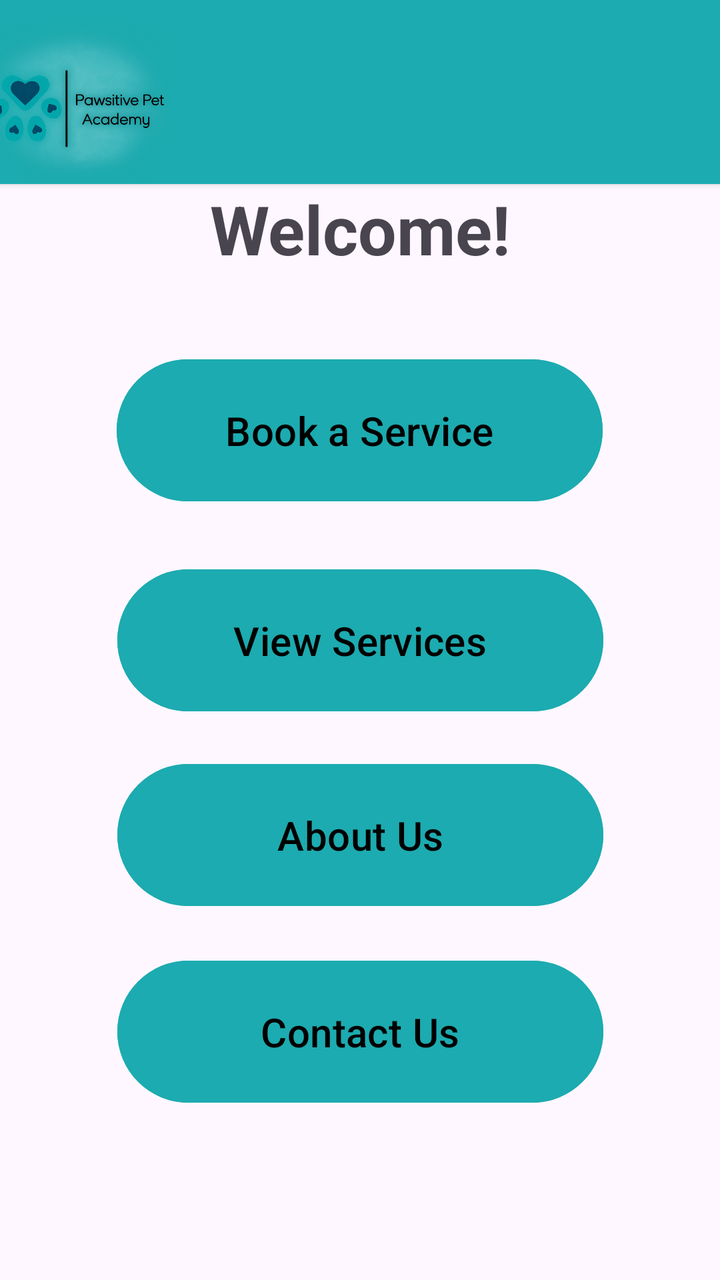
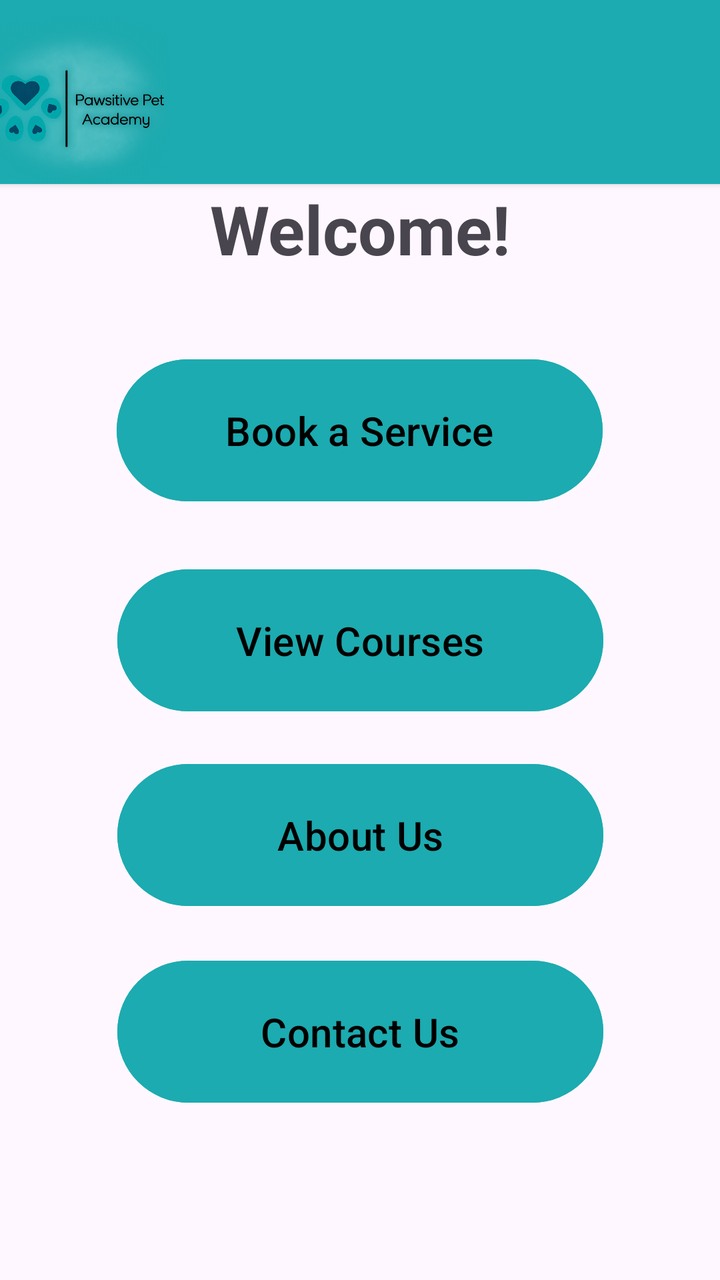

The first picture is an Android layout as it rendered before a commit; the second is the same layout after the commit. The layout source and the unified diff follow.
<!-- AndroidManifest.xml: application theme Theme.PawsitivePets -->
<!-- res/layout/activity_home_page.xml -->
<?xml version="1.0" encoding="utf-8"?>
<androidx.constraintlayout.widget.ConstraintLayout xmlns:android="http://schemas.android.com/apk/res/android"
    xmlns:app="http://schemas.android.com/apk/res-auto"
    xmlns:tools="http://schemas.android.com/tools"
    android:id="@+id/main"
    android:layout_width="match_parent"
    android:layout_height="match_parent"
    tools:context=".HomePage">

    <TextView
        android:id="@+id/txtWelcome"
        android:layout_width="161dp"
        android:layout_height="37dp"
        android:gravity="center"
        android:text="Welcome!"
        android:textSize="34sp"
        android:textStyle="bold"
        app:layout_constraintBottom_toBottomOf="parent"
        app:layout_constraintEnd_toEndOf="parent"
        app:layout_constraintStart_toStartOf="parent"
        app:layout_constraintTop_toTopOf="@+id/cardView2"
        app:layout_constraintVertical_bias="0.152" />

    <androidx.cardview.widget.CardView
        android:id="@+id/cardView2"
        android:layout_width="414dp"
        android:layout_height="92dp"
        app:cardBackgroundColor="#1CABB0"
        app:layout_constraintBottom_toBottomOf="parent"
        app:layout_constraintEnd_toEndOf="parent"
        app:layout_constraintStart_toStartOf="parent"
        app:layout_constraintTop_toTopOf="parent"
        app:layout_constraintVertical_bias="0.0">

        <ImageView
            android:id="@+id/imageView"
            android:layout_width="130dp"
            android:layout_height="match_parent"
            app:srcCompat="@drawable/logo_1" />
    </androidx.cardview.widget.CardView>

    <Button
        android:id="@+id/btnBookAService"
        android:layout_width="243dp"
        android:layout_height="79dp"
        android:backgroundTint="#1CABB0"
        android:text="Book a Service"
        android:textColor="@color/black"
        android:textSize="20sp"
        app:layout_constraintBottom_toBottomOf="parent"
        app:layout_constraintEnd_toEndOf="parent"
        app:layout_constraintHorizontal_bias="0.498"
        app:layout_constraintStart_toStartOf="parent"
        app:layout_constraintTop_toTopOf="@+id/cardView2"
        app:layout_constraintVertical_bias="0.313" />

    <Button
        android:id="@+id/btnContactUs"
        android:layout_width="243dp"
        android:layout_height="79dp"
        android:backgroundTint="#1CABB0"
        android:text="Contact Us"
        android:textColor="@color/black"
        android:textSize="20sp"
        app:layout_constraintBottom_toBottomOf="parent"
        app:layout_constraintEnd_toEndOf="parent"
        app:layout_constraintStart_toStartOf="parent"
        app:layout_constraintTop_toTopOf="@+id/cardView2"
        app:layout_constraintVertical_bias="0.849" />

    <Button
        android:id="@+id/btnAboutUs"
        android:layout_width="243dp"
        android:layout_height="79dp"
        android:backgroundTint="#1CABB0"
        android:text="About Us"
        android:textColor="@color/black"
        android:textSize="20sp"
        app:layout_constraintBottom_toBottomOf="parent"
        app:layout_constraintEnd_toEndOf="parent"
        app:layout_constraintStart_toStartOf="parent"
        app:layout_constraintTop_toTopOf="@+id/cardView2"
        app:layout_constraintVertical_bias="0.674" />

    <Button
        android:id="@+id/btnViewServices"
        android:layout_width="243dp"
        android:layout_height="79dp"
        android:backgroundTint="#1CABB0"
        android:text="View Services"
        android:textColor="@color/black"
        android:textSize="20sp"
        app:layout_constraintBottom_toBottomOf="parent"
        app:layout_constraintEnd_toEndOf="parent"
        app:layout_constraintStart_toStartOf="parent"
        app:layout_constraintTop_toTopOf="@+id/cardView2" />

</androidx.constraintlayout.widget.ConstraintLayout>
<!-- resources referenced by this layout -->
<resources>
  <color name="black">#FF000000</color>
  <!-- drawable logo_1: png bitmap (drawable, 235545 bytes) -->
  <style name="Theme.PawsitivePets" parent="Base.Theme.PawsitivePets" />
  <style name="Base.Theme.PawsitivePets" parent="Theme.Material3.DayNight.NoActionBar">
          
          
      </style>
</resources>

<!-- the commit's change to res/layout/activity_home_page.xml (unified diff, before → after) -->
@@ -83,11 +83,11 @@
         app:layout_constraintVertical_bias="0.674" />
 
     <Button
-        android:id="@+id/btnViewServices"
+        android:id="@+id/btnViewCourses"
         android:layout_width="243dp"
         android:layout_height="79dp"
         android:backgroundTint="#1CABB0"
-        android:text="View Services"
+        android:text="View Courses"
         android:textColor="@color/black"
         android:textSize="20sp"
         app:layout_constraintBottom_toBottomOf="parent"
